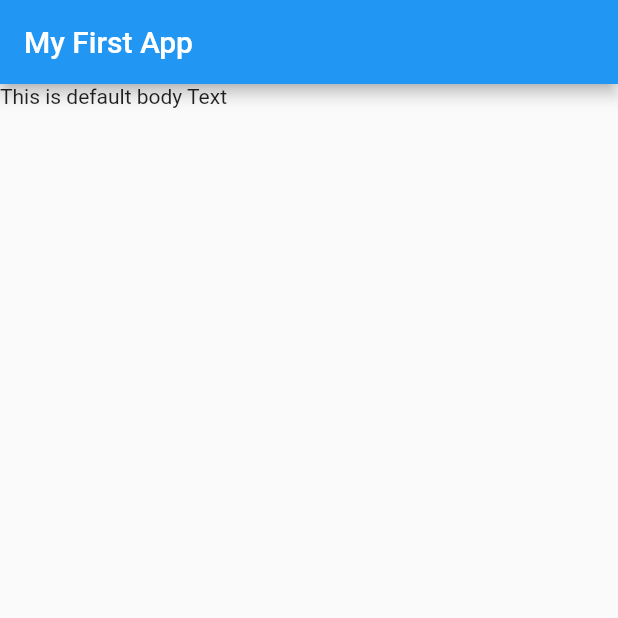
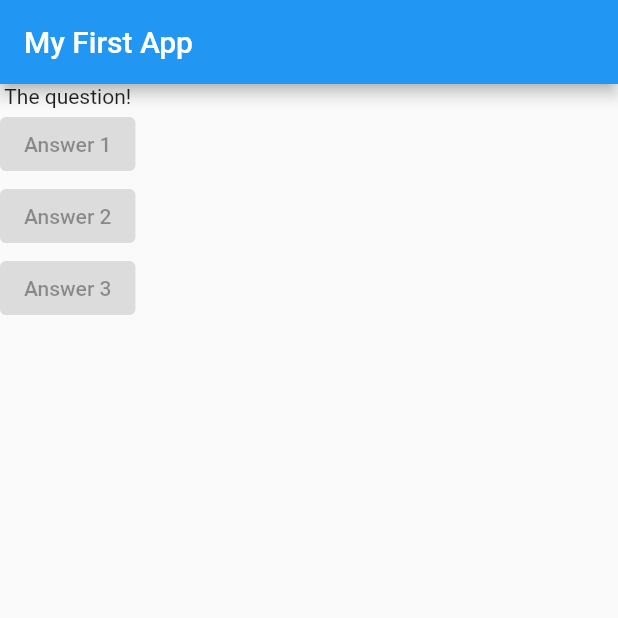
Before and after one commit to MikeBez/basic-quizz-app, a Flutter app: the screen it shows after launch, on a phone screen of 412 x 824 dp, the top half of it. Run offline on Flutter 3.47's test engine with Material 2 defaults, Android fonts, the phone set to English and light mode, and no system bars.

Commit message:
Adding Layout Widgets

```diff
--- a/lib/main.dart
+++ b/lib/main.dart
@@ -8,12 +8,32 @@
   // This widget is the root of your application.
   @override
   Widget build(BuildContext context) {
+    var questions = [
+      'What\'s your favourite colour?',
+      'what\'s your favourite animal?',
+    ];
     return MaterialApp(
       home: Scaffold(
         appBar: AppBar(
           title: Text('My First App'),
         ),
-        body: Text('This is default body Text'),
+        body: Column(
+          children: [
+            Text('The question!'),
+            ElevatedButton(
+              onPressed: null,
+              child: Text('Answer 1'),
+            ),
+            ElevatedButton(
+              onPressed: null,
+              child: Text('Answer 2'),
+            ),
+            ElevatedButton(
+              onPressed: null,
+              child: Text('Answer 3'),
+            ),
+          ],
+        ),
       ),
     );
   }
```
Also changed, not shown: 1 other file.
